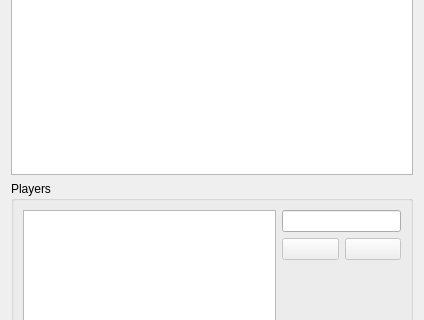
Above: src/newpairsdialog.ui from KDE/pairs before the change; both pictures show x 0 to 424 and y 188 to 508 of the 424 by 608 pixel window. Below: the same form after it.
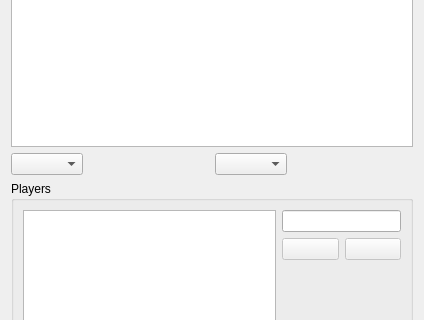
That is the form after the change. Custom widgets are drawn as their Qt base class.

```diff
--- a/src/newpairsdialog.ui
+++ b/src/newpairsdialog.ui
@@ -24,6 +24,42 @@
    <item>
     <widget class="QListWidget" name="themesList"/>
    </item>
+   <item>
+    <layout class="QHBoxLayout" name="horizontalLayout_2">
+     <item>
+      <widget class="QComboBox" name="comboBox_l"/>
+     </item>
+     <item>
+      <spacer name="horizontalSpacer">
+       <property name="orientation">
+        <enum>Qt::Horizontal</enum>
+       </property>
+       <property name="sizeHint" stdset="0">
+        <size>
+         <width>40</width>
+         <height>20</height>
+        </size>
+       </property>
+      </spacer>
+     </item>
+     <item>
+      <widget class="QComboBox" name="comboBox_c"/>
+     </item>
+     <item>
+      <spacer name="horizontalSpacer_2">
+       <property name="orientation">
+        <enum>Qt::Horizontal</enum>
+       </property>
+       <property name="sizeHint" stdset="0">
+        <size>
+         <width>40</width>
+         <height>20</height>
+        </size>
+       </property>
+      </spacer>
+     </item>
+    </layout>
+   </item>
    <item>
     <widget class="QGroupBox" name="groupBox">
      <property name="maximumSize">
```
